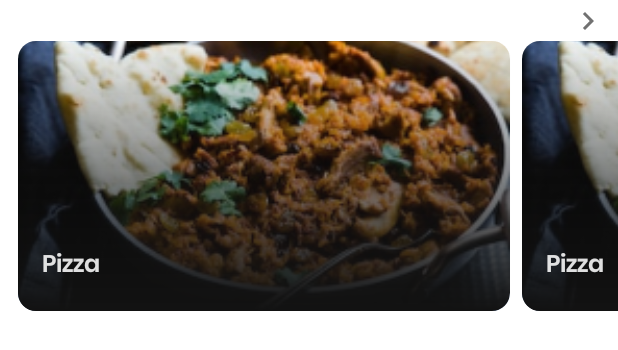
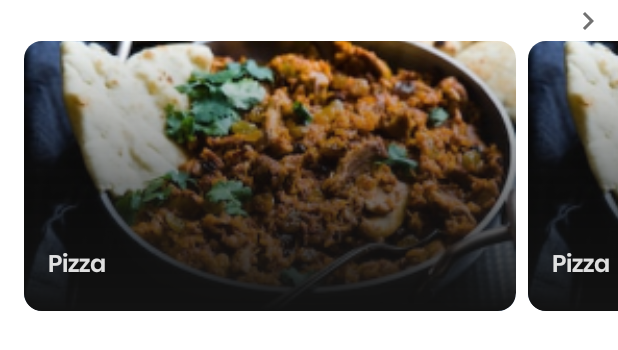
Before and after one commit to panCake8/MasalaFoodApplication, an Android app: the layout list_cuisines.xml on its own in the app's theme, with its tools: preview values and no code run, on a phone screen of 412 x 824 dp. Shown: the top 350 px of the screen. Run offline under Robolectric (Android 15) with nearby library versions, the phone set to English and light mode, and no system bars; network calls fail.

Commit message:
fix home spacing

```diff
--- a/app/src/main/res/layout/item_food.xml
+++ b/app/src/main/res/layout/item_food.xml
@@ -14,8 +14,8 @@
             android:id="@+id/image_recipe"
             android:layout_width="match_parent"
             android:layout_height="match_parent"
+            android:contentDescription="@string/img_description"
             android:foreground="@drawable/bg_bottom_linear_transparent"
-            android:contentDescription="@string/img_description"
             android:scaleType="centerCrop"
             tools:src="@drawable/quick_recipes_image" />
 
--- a/app/src/main/res/layout/list_cuisines.xml
+++ b/app/src/main/res/layout/list_cuisines.xml
@@ -32,7 +32,7 @@
         android:layout_height="wrap_content"
         android:clipToPadding="false"
         android:orientation="horizontal"
-        android:paddingHorizontal="@dimen/padding_medium"
+        android:paddingHorizontal="@dimen/recycler_margin_normal"
         android:paddingBottom="@dimen/padding_large"
         app:layoutManager="androidx.recyclerview.widget.LinearLayoutManager"
         app:layout_constraintTop_toBottomOf="@id/label_section"
```
